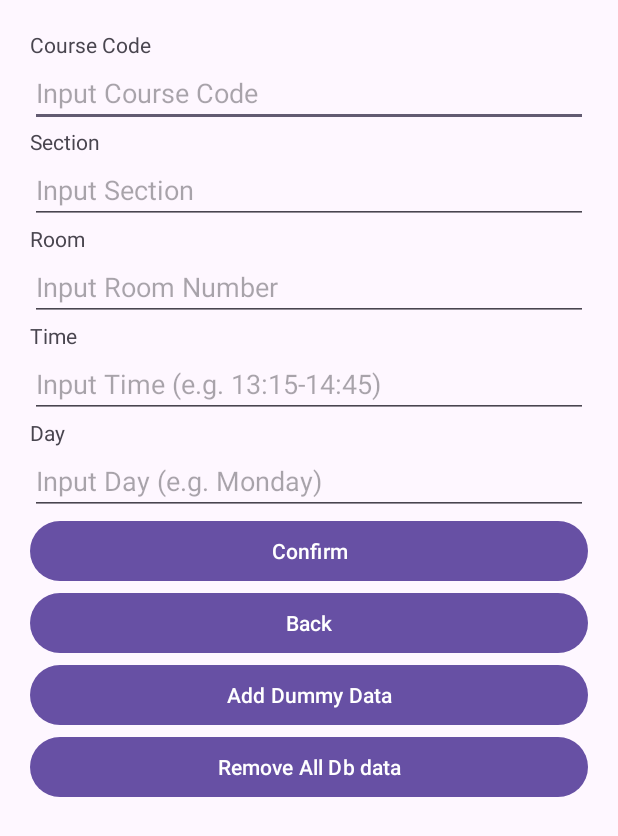
After one commit to jpsehyun/Portfolio, an Android app: the UpdateViewActivity screen opened directly, with no data from a screen before it, on a phone screen of 412 x 824 dp. The commit adds this screen. Shown: the top 836 px of the screen. Run offline under Robolectric (Android 15) with nearby library versions, the phone set to English and light mode, and no system bars.

Commit message:
Clicking Course

```diff
--- a/app/src/main/AndroidManifest.xml
+++ b/app/src/main/AndroidManifest.xml
@@ -15,6 +15,9 @@
         android:theme="@style/Theme.MachineProject_MOBDEVE_Mercado_Sillona_Park"
         tools:targetApi="34">
 
+        <activity
+            android:name=".UpdateViewActivity"
+            android:exported="false"/>
         <activity
             android:name=".AddEditViewActivity"
             android:exported="false"/>
--- /dev/null
+++ b/app/src/main/java/com/example/machineproject_mobdeve_mercado_sillona_park/UpdateViewActivity.kt
@@ -0,0 +1,63 @@
+package com.example.machineproject_mobdeve_mercado_sillona_park
+
+import android.content.Intent
+import android.os.Bundle
+import android.widget.Button
+import android.widget.EditText
+import android.widget.Toast
+import androidx.appcompat.app.AppCompatActivity
+
+class UpdateViewActivity: AppCompatActivity() {
+    override fun onCreate(savedInstanceState: Bundle?) {
+        super.onCreate(savedInstanceState)
+        setContentView(R.layout.add_edit_view)
+
+        var confirmBtn: Button = findViewById(R.id.add_Confirm_Btn)
+        var backBtn: Button = findViewById(R.id.add_Back_Btn)
+        var removeBtn: Button = findViewById(R.id.add_Remove_Btn)
+        var dummyBtn: Button = findViewById(R.id.add_Dummy_Btn)
+
+        var codeEtv: EditText = findViewById(R.id.add_Code_Etv)
+        var sectionEtv: EditText = findViewById(R.id.add_Section_Etv)
+        var timeEtv: EditText = findViewById(R.id.add_Time_Etv)
+        var roomEtv: EditText = findViewById(R.id.add_Room_Etv)
+        var dayEtv: EditText = findViewById(R.id.add_Day_Etv)
+
+        codeEtv.setText(intent.getStringExtra("code"))
+        sectionEtv.setText(intent.getStringExtra("section"))
+        timeEtv.setText(intent.getStringExtra("time"))
+        roomEtv.setText(intent.getStringExtra("room"))
+        dayEtv.setText(intent.getStringExtra("day"))
+
+        var context= this
+        var db = DataBaseHandler(context)
+
+        confirmBtn.setOnClickListener{
+            if (codeEtv.text.toString().length > 0 && sectionEtv.text.toString().length > 0 && timeEtv.text.toString().length > 0 && roomEtv.text.toString().length > 0 && dayEtv.text.toString().length > 0){
+                var course = Course(codeEtv.text.toString().uppercase(), sectionEtv.text.toString().uppercase(), roomEtv.text.toString().uppercase(), timeEtv.text.toString(), dayEtv.text.toString().uppercase())
+
+                // todo Update the Database
+
+                Toast.makeText(context, "UPDATED to DB", Toast.LENGTH_SHORT).show()
+            }
+            else
+                Toast.makeText(context, "Some of the input fields are blank!", Toast.LENGTH_SHORT).show()
+        }
+
+        backBtn.setOnClickListener{
+            val intentLoadNextActivity = Intent(this, CourseViewActivity::class.java)
+            startActivity(intentLoadNextActivity)
+        }
+
+        removeBtn.setOnClickListener{
+            db.deleteData()
+            Toast.makeText(context, "All data removed!", Toast.LENGTH_SHORT).show()
+
+        }
+
+        dummyBtn.setOnClickListener{
+            db.initializeData()
+        }
+
+    }
+}
```
Also changed, not shown: app/src/main/java/com/example/machineproject_mobdeve_mercado_sillona_park/CourseViewActivity.kt (+7 -1 lines), app/src/main/java/com/example/machineproject_mobdeve_mercado_sillona_park/ViewHolder.kt (+15 -0 lines).
